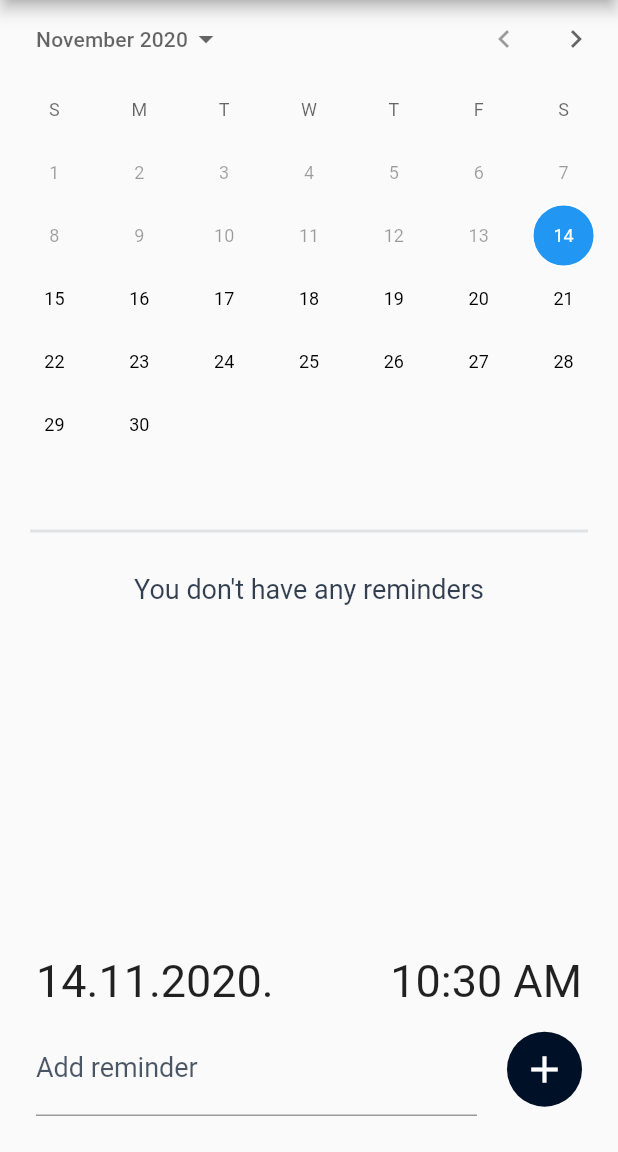
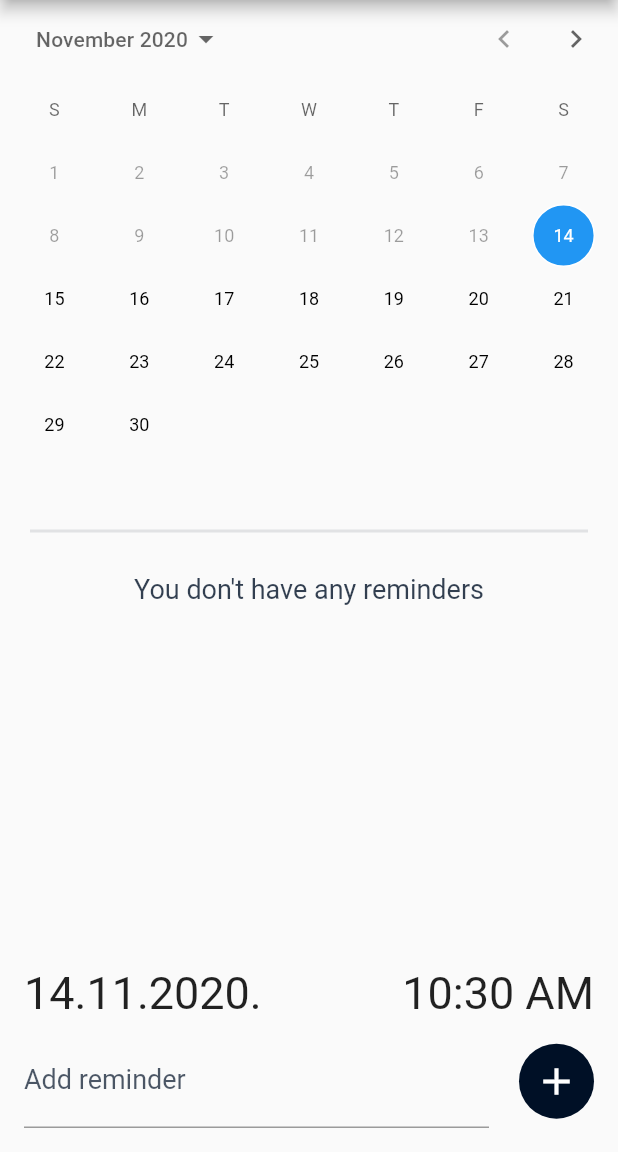
Before and after one commit to hrvojeBencik/notify, a Flutter app: the CalendarScreen screen opened by its route, in the side drawer, after a tap on the "add" icon, on a phone screen of 412 x 824 dp, the part 84-1236 px from its top. Run offline on Flutter 3.47's test engine with Material 2 defaults, Android fonts, the phone set to English and light mode, and no system bars; our stand-ins replace shared_preferences; accounts and stored records are empty.

Commit message:
Improved design, minor bug fixes

```diff
--- a/lib/models/reminder_list_model.dart
+++ b/lib/models/reminder_list_model.dart
@@ -50,6 +50,7 @@ class ReminderList with ChangeNotifier {
   }
 
   void fetchReminderList() async {
+    if (_reminderList.isEmpty) {
       final prefs = await SharedPreferences.getInstance();
       List<String> tempList = prefs.getStringList('reminderList');
       tempList.forEach((element) {
@@ -62,6 +63,7 @@ class ReminderList with ChangeNotifier {
       });
       notifyListeners();
     }
+  }
 
   void removeListFromMemory() async {
     SharedPreferences prefs = await SharedPreferences.getInstance();
--- a/lib/models/shopping_list_model.dart
+++ b/lib/models/shopping_list_model.dart
@@ -33,7 +33,6 @@ class ShoppingList with ChangeNotifier {
     if (_shoppingList.isEmpty) {
       SharedPreferences prefs = await SharedPreferences.getInstance();
       _shoppingList = prefs.getStringList('shoppingList');
-      print('fecthing');
       notifyListeners();
     }
   }
--- a/lib/screens/calendar_screen.dart
+++ b/lib/screens/calendar_screen.dart
@@ -113,7 +113,10 @@ class _CalendarScreenState extends State<CalendarScreen> {
               child: Container(
                 width: size.width,
                 color: Theme.of(context).canvasColor,
-                padding: EdgeInsets.all(24),
+                padding: EdgeInsets.symmetric(
+                  horizontal: 16,
+                  vertical: 16,
+                ),
                 child: Column(
                   crossAxisAlignment: CrossAxisAlignment.start,
                   children: [
@@ -191,6 +194,9 @@ class _CalendarScreenState extends State<CalendarScreen> {
                             ),
                             onPressed: () {
                               if (_reminderController.text.isNotEmpty) {
+                                if (selectedTime == null) {
+                                  selectedTime = TimeOfDay(hour: 0, minute: 0);
+                                }
                                 _reminderProvider.addReminder(
                                   _reminderController.text,
                                   _selectedDate,
--- a/lib/screens/home_screen.dart
+++ b/lib/screens/home_screen.dart
@@ -58,7 +58,10 @@ class _HomeScreenState extends State<HomeScreen> {
         ),
         actions: [
           IconButton(
-              icon: Icon(Icons.delete_forever),
+              icon: Icon(
+                Icons.delete_forever,
+              ),
+              disabledColor: Colors.white.withOpacity(0.4),
               onPressed: _toDoList.isEmpty
                   ? null
                   : () {
--- a/lib/screens/shopping_list_screen.dart
+++ b/lib/screens/shopping_list_screen.dart
@@ -66,6 +66,7 @@ class _ShoppingListScreenState extends State<ShoppingListScreen> {
                     shoppingListProvider.removeListFromMemory();
                     shoppingListProvider.saveList();
                   },
+            disabledColor: Colors.white.withOpacity(0.4),
             icon: Icon(
               Icons.delete_forever,
             ),
--- a/lib/widgets/custom_drawer.dart
+++ b/lib/widgets/custom_drawer.dart
@@ -10,26 +10,51 @@ class CustomDrawer extends StatelessWidget {
       child: Column(
         children: [
           AppBar(
+            leading: IconButton(
+              icon: Icon(
+                Icons.close,
+                color: Colors.white,
+              ),
+              onPressed: () {
+                Navigator.of(context).pop();
+              },
+            ),
             title: Text(
               "All In One",
               style: TextStyle(
-                fontSize: 24,
+                fontSize: 20,
                 fontWeight: FontWeight.bold,
               ),
             ),
           ),
           Divider(),
           ListTile(
-            leading: Icon(Icons.check),
-            title: Text("To-Do List"),
+            leading: Icon(
+              Icons.check,
+              size: 28,
+            ),
+            title: Text(
+              "To-Do List",
+              style: TextStyle(
+                fontSize: 14,
+              ),
+            ),
             onTap: () {
               Navigator.of(context).pushReplacementNamed(HomeScreen.routeName);
             },
           ),
           Divider(),
           ListTile(
-            leading: Icon(Icons.local_grocery_store),
-            title: Text("Shopping List"),
+            leading: Icon(
+              Icons.local_grocery_store,
+              size: 28,
+            ),
+            title: Text(
+              "Shopping List",
+              style: TextStyle(
+                fontSize: 14,
+              ),
+            ),
             onTap: () {
               Navigator.of(context)
                   .pushReplacementNamed(ShoppingListScreen.routeName);
@@ -37,8 +62,16 @@ class CustomDrawer extends StatelessWidget {
           ),
           Divider(),
           ListTile(
-            leading: Icon(Icons.calendar_today),
-            title: Text("Calendar"),
+            leading: Icon(
+              Icons.calendar_today,
+              size: 28,
+            ),
+            title: Text(
+              "Calendar",
+              style: TextStyle(
+                fontSize: 14,
+              ),
+            ),
             onTap: () {
               Navigator.of(context)
                   .pushReplacementNamed(CalendarScreen.routeName);
--- a/lib/widgets/reminder_tile.dart
+++ b/lib/widgets/reminder_tile.dart
@@ -21,7 +21,7 @@ class _ReminderTileState extends State<ReminderTile> {
       padding: EdgeInsets.only(
           bottom: Provider.of<ReminderList>(context).reminderList.length - 1 ==
                   widget.index
-              ? 80
+              ? 110
               : 0),
       child: Dismissible(
         key: UniqueKey(),
```
Lines whose indentation alone changed are shown as unchanged.
